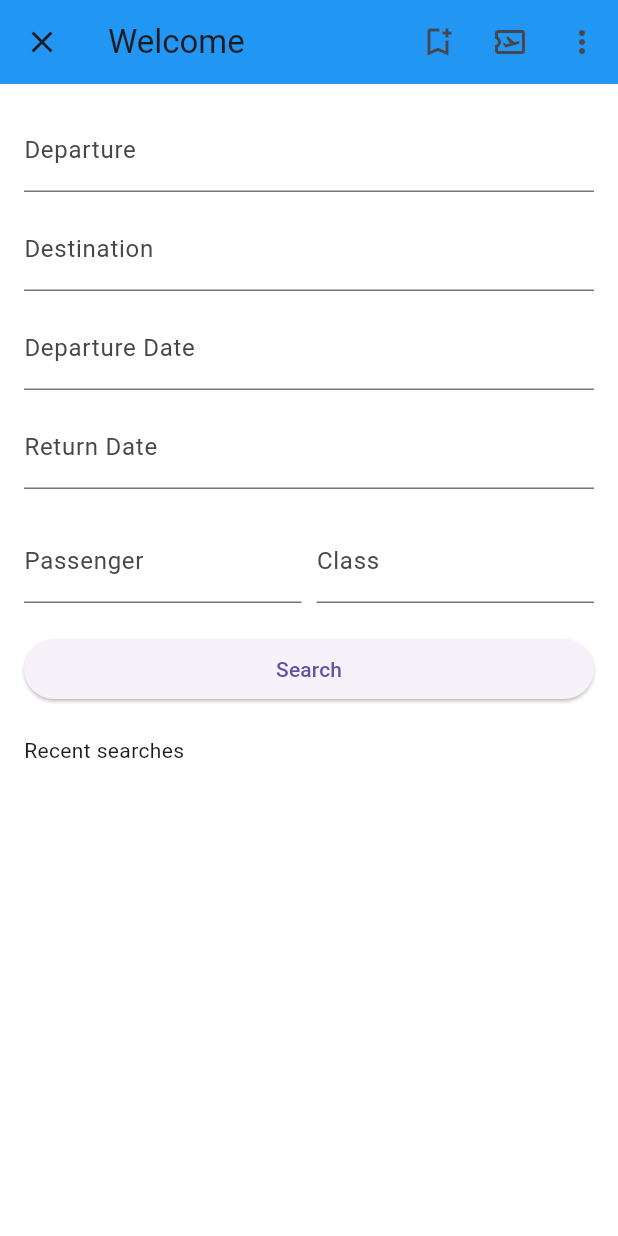
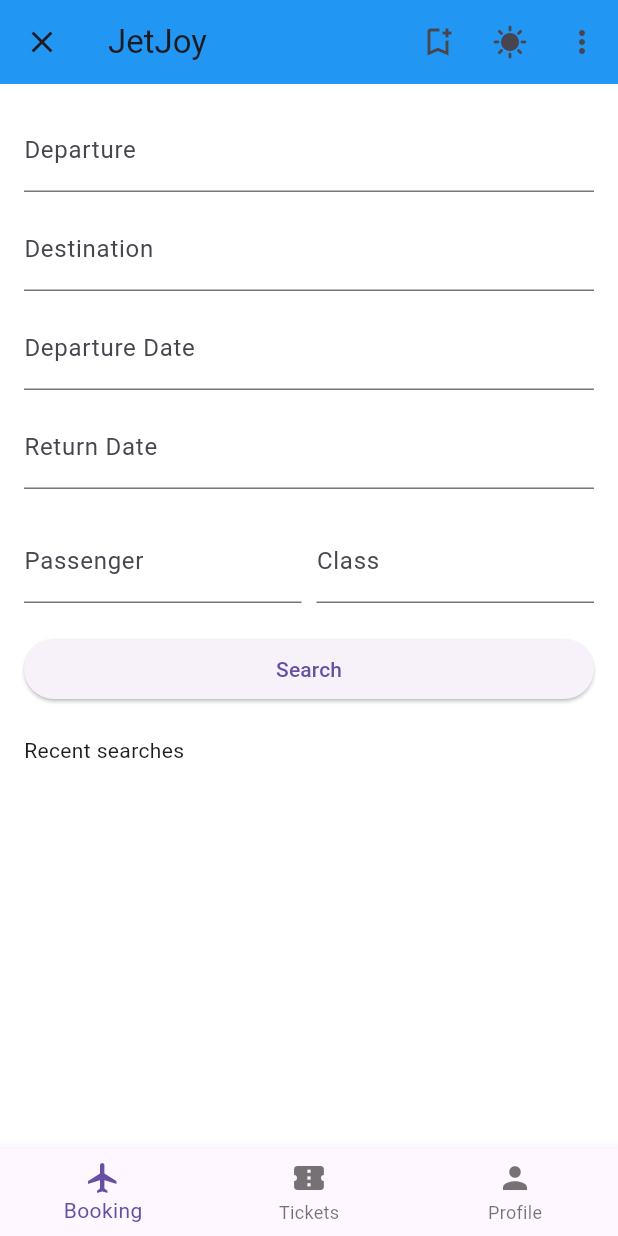
Before and after one commit to aweeff/bookingApp, a Flutter app: the HomePage screen opened directly, on a phone screen of 412 x 824 dp. Run offline on Flutter 3.47's test engine with Material 3 defaults, Android fonts, the phone set to English and light mode, and no system bars.

Commit message:
Navigation fixed

```diff
--- a/lib/home_pages/home_page.dart
+++ b/lib/home_pages/home_page.dart
@@ -3,7 +3,13 @@ import 'package:flutter/material.dart';
 import 'my_tickets_page.dart';
 import 'my_favorites_page.dart';
 import 'profile_page.dart';
-import 'search_page.dart';
+import 'purchase.dart';
+
+
+import 'package:provider/provider.dart';
+import 'package:project1/themes/theme_provider.dart';
+import 'package:project1/themes/themes.dart';
+
 
 class HomePage extends StatefulWidget {
   const HomePage({Key? key}) : super(key: key);
@@ -13,11 +19,22 @@ class HomePage extends StatefulWidget {
 }
 
 class _HomePageState extends State<HomePage> {
+
+  void _changeTheme(ThemeData theme) {
+    Provider.of<ThemeProvider>(context, listen: false).setTheme(theme);
+  }
+  int _currentIndex = 0;
+  final List<Widget> _pages = [
+     PurchasePage(),
+    MyTicketsPage(),
+    ProfilePage(),
+  ];
+
   @override
   Widget build(BuildContext context) {
     return Scaffold(
       appBar: AppBar(
-        title: const Text('Welcome'),
+        title: const Text('JetJoy'),
         leading: IconButton(
           icon: const Icon(Icons.close),
           onPressed: () {},
@@ -32,13 +49,25 @@ class _HomePageState extends State<HomePage> {
               );
             },
           ),
-          IconButton(
-            icon: const Icon(Icons.airplane_ticket_outlined),
-            onPressed: () {
-              Navigator.push(
-              context,
-              MaterialPageRoute(builder: (context) => MyTicketsPage()),
-            );},
+          PopupMenuButton<String>(
+            onSelected: (String value) {
+              if (value == 'Light') {
+                _changeTheme(lightTheme);
+              } else if (value == 'Dark') {
+                _changeTheme(darkTheme);
+              } else if (value == 'Custom') {
+                _changeTheme(customColorfulTheme);
+              }
+            },
+            itemBuilder: (BuildContext context) {
+              return {'Light', 'Dark', 'Custom'}.map((String choice) {
+                return PopupMenuItem<String>(
+                  value: choice,
+                  child: Text(choice),
+                );
+              }).toList();
+            },
+            icon: Icon(Icons.sunny),
           ),
           PopupMenuButton<String>(
             onSelected: (String value) {},
@@ -53,106 +82,12 @@ class _HomePageState extends State<HomePage> {
           ),
         ],
       ),
-      body: Padding(
-        padding: const EdgeInsets.all(16.0),
-        child: Column(
-          crossAxisAlignment: CrossAxisAlignment.start,
-          children: <Widget>[
-            TextFormField(
-              decoration: const InputDecoration(
-                labelText: 'Departure',
-                hintText: 'Select your departure',
-              ),
-            ),
-            const SizedBox(height: 10),
-            TextFormField(
-              decoration: const InputDecoration(
-                labelText: 'Destination',
-                hintText: 'Select your destination',
-              ),
-            ),
-            const SizedBox(height: 10),
-            TextFormField(
-              decoration: const InputDecoration(
-                labelText: 'Departure Date',
-                hintText: 'Select your departure date',
-              ),
-            ),
-            const SizedBox(height: 10),
-            TextFormField(
-              decoration: const InputDecoration(
-                labelText: 'Return Date',
-                hintText: 'Select your return date',
-              ),
-            ),
-            const SizedBox(height: 20),
-            Row(
-              mainAxisAlignment: MainAxisAlignment.spaceBetween,
-              children: <Widget>[
-                Expanded(
-                  child: TextFormField(
-                    decoration: const InputDecoration(
-                      labelText: 'Passenger',
-                      hintText: 'Select passengers',
-                    ),
-                  ),
-                ),
-                const SizedBox(width: 10),
-                Expanded(
-                  child: TextFormField(
-                    decoration: const InputDecoration(
-                      labelText: 'Class',
-                      hintText: 'Select class',
-                    ),
-                  ),
-                ),
-              ],
-            ),
-            const SizedBox(height: 20),
-            SizedBox(
-              width: double.infinity,
-              child: ElevatedButton(
-                onPressed: () {
-                  // Add your search logic here
-                },
-                child: const Text('Search'),
-              ),
-            ),
-            const SizedBox(height: 20),
-            const Text(
-              'Recent searches',
-            ),
-          ],
-        ),
-      ),
-    );
-  }
-}
-
-
-class BottomNavBar extends StatefulWidget {
-  const BottomNavBar({super.key});
-
-  @override
-  _BottomNavBar createState() => _BottomNavBar();
-}
-
-class _BottomNavBar extends State<BottomNavBar> {
-  int _currentIndex = 0;
-  final List<Widget> _pages = [
-    const HomePage(),
-    MyTicketsPage(),
-    ProfilePage(),
-  ];
-  @override
-  Widget build(BuildContext context) {
-    return Scaffold(
       body: _pages[_currentIndex],
       bottomNavigationBar: BottomNavigationBar(
         currentIndex: _currentIndex,
         onTap: (index) => setState(() => _currentIndex = index),
         items: const <BottomNavigationBarItem>[
-            BottomNavigationBarItem(icon: Icon(Icons.home), label: 'Home'),
+          BottomNavigationBarItem(icon: Icon(Icons.flight), label: 'Booking'),
           BottomNavigationBarItem(icon: Icon(Icons.confirmation_number), label: 'Tickets'),
           BottomNavigationBarItem(icon: Icon(Icons.person), label: 'Profile'),
         ],
--- a/lib/home_pages/my_tickets_page.dart
+++ b/lib/home_pages/my_tickets_page.dart
@@ -4,9 +4,6 @@ class MyTicketsPage extends StatelessWidget {
   @override
   Widget build(BuildContext context) {
     return Scaffold(
-      appBar: AppBar(
-        title: Text('My Tickets'),
-      ),
       body: const Center(
         child: Column(
           mainAxisAlignment: MainAxisAlignment.center,
--- a/lib/logReg page/login.dart
+++ b/lib/logReg page/login.dart
@@ -89,7 +89,7 @@ class _LoginFormState extends State<LoginForm> {
       // Navigate to HomePage
       Navigator.push(
         context,
-        MaterialPageRoute(builder: (context) => BottomNavBar()),
+        MaterialPageRoute(builder: (context) => HomePage()),
       );
     } else {
       // Show error message
--- a/lib/logReg page/registration.dart
+++ b/lib/logReg page/registration.dart
@@ -87,7 +87,7 @@ class _RegisterFormState extends State<RegisterForm> {
         // Registration successful, navigate to home page or show success message
         Navigator.push(
           context,
-          MaterialPageRoute(builder: (context) => BottomNavBar()),
+          MaterialPageRoute(builder: (context) => HomePage()),
         );
       } else {
         // Registration failed, show error message
```
Also changed, not shown: lib/home_pages/profile_page.dart (+2 -31 lines), lib/home_pages/purchase.dart (+55 -91 lines), lib/home_pages/search_page.dart (deleted, +0 -67 lines). Lines whose indentation alone changed are shown as unchanged.
